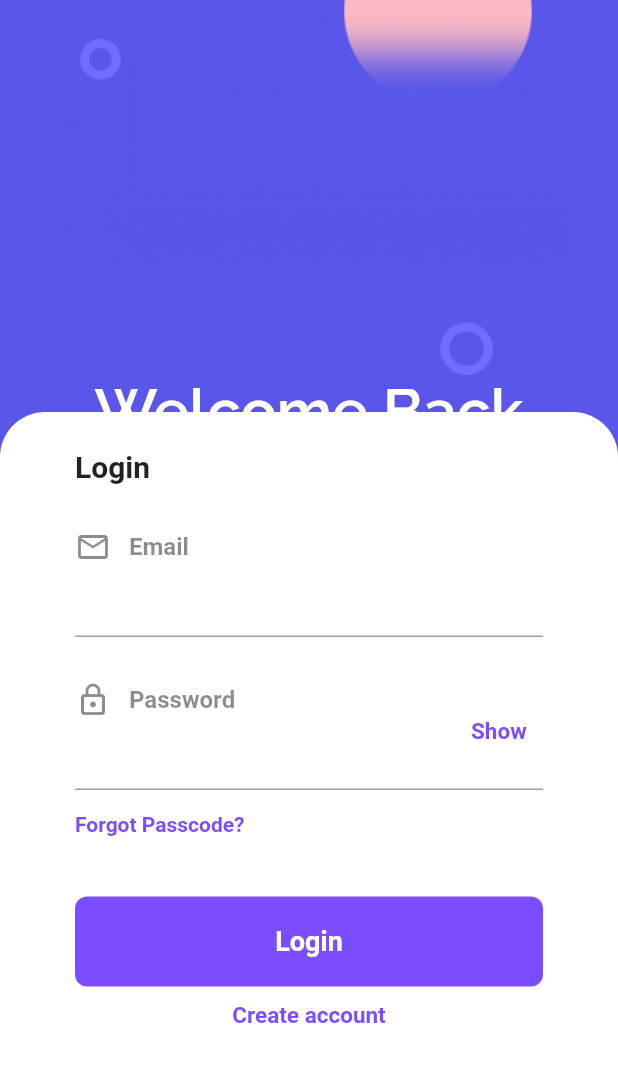
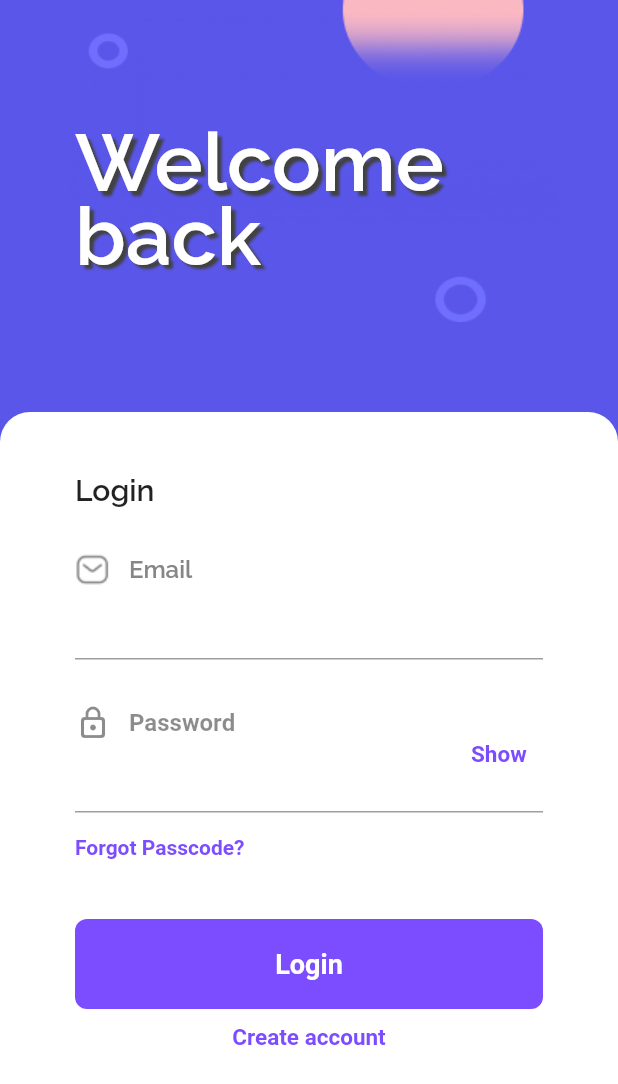
Before and after one commit to adilexperience/river-central, a Flutter app: the screen it shows after launch, on a phone screen of 412 x 824 dp. Shown: the top 1084 px of the screen. Run offline on Flutter 3.47's test engine with Material 2 defaults, Android fonts, the phone set to English and light mode, and no system bars; our stand-ins replace google_fonts.

Commit message:
header welcome image fixed

```diff
--- a/lib/views/authentication/login.dart
+++ b/lib/views/authentication/login.dart
@@ -1,4 +1,5 @@
 import 'package:flutter/material.dart';
+import 'package:google_fonts/google_fonts.dart';
 import 'package:river_central/controllers/app_colors.dart';
 
 class Login extends StatelessWidget {
@@ -9,22 +10,41 @@ class Login extends StatelessWidget {
     return Scaffold(
       backgroundColor: AppColors.primary,
       body: Column(
+        crossAxisAlignment: CrossAxisAlignment.stretch,
         children: [
           Expanded(
             child: Stack(
               children: [
-                Column(
-                  children: [
-                    Image.asset('assets/images/login_background_image.png'),
-                    Text(
-                      'Welcome Back',
-                      style: TextStyle(
-                          fontFamily: 'Raleway',
-                          fontSize: 40.0,
-                          fontWeight: FontWeight.bold,
-                          color: Colors.white),
+                Positioned(
+                  right: 40,
+                  left: 40,
+                  top: 0,
+                  bottom: 60,
+                  child: Image.asset(
+                    'assets/images/login_background_image.png',
+                    fit: BoxFit.fill,
+                  ),
+                ),
+                Center(
+                  child: Container(
+                    padding: const EdgeInsets.symmetric(horizontal: 50.0),
+                    child: Text(
+                      'Welcome back',
+                      style: GoogleFonts.raleway(
+                        fontSize: 54.0,
+                        fontWeight: FontWeight.bold,
+                        color: Colors.white,
+                        height: 0.9,
+                        shadows: <Shadow>[
+                          Shadow(
+                            offset: Offset(3.0, 3.0),
+                            blurRadius: 1.5,
+                            color: Color.fromARGB(255, 65, 65, 65),
+                          ),
+                        ],
+                      ),
                     ),
-                  ],
+                  ),
                 ),
               ],
             ),
@@ -35,55 +55,49 @@ class Login extends StatelessWidget {
               decoration: BoxDecoration(
                 color: Colors.white,
                 borderRadius: BorderRadius.only(
-                  topLeft: Radius.circular(30),
-                  topRight: Radius.circular(30),
+                  topLeft: Radius.circular(20),
+                  topRight: Radius.circular(20),
                 ),
               ),
               child: Padding(
                 padding: const EdgeInsets.symmetric(
-                    vertical: 25.0, horizontal: 50.0),
+                  vertical: 40.0,
+                  horizontal: 50.0,
+                ),
                 child: Column(
                   crossAxisAlignment: CrossAxisAlignment.stretch,
                   children: [
                     Text(
                       'Login',
-                      style: TextStyle(
-                          fontSize: 20.0, fontWeight: FontWeight.bold),
+                      style: GoogleFonts.raleway(
+                        fontSize: 20.0,
+                        fontWeight: FontWeight.bold,
+                      ),
                     ),
-                    SizedBox(
-                      height: 30.0,
-                    ),
+                    const SizedBox(height: 30.0),
                     Row(
                       children: [
-                        Icon(
-                          Icons.email_outlined,
-                          color: Colors.black45,
-                        ),
-                        SizedBox(
-                          width: 12.0,
-                        ),
+                        Image.asset("assets/icons/message.png"),
+                        const SizedBox(width: 12.0),
                         Text(
                           'Email',
-                          style: TextStyle(
-                              color: Colors.black45,
-                              fontWeight: FontWeight.bold,
-                              fontSize: 16.0),
+                          style: GoogleFonts.raleway(
+                            color: Color(0XFF868686),
+                            fontWeight: FontWeight.w500,
+                            fontSize: 16.0,
+                          ),
                         ),
                       ],
                     ),
                     TextField(),
-                    SizedBox(
-                      height: 30.0,
-                    ),
+                    const SizedBox(height: 30.0),
                     Row(
                       children: [
                         Icon(
                           Icons.lock_outline_rounded,
                           color: Colors.black45,
                         ),
-                        SizedBox(
-                          width: 12.0,
-                        ),
+                        SizedBox(width: 12.0),
                         Text(
                           'Password',
                           style: TextStyle(
--- a/pubspec.yaml
+++ b/pubspec.yaml
@@ -34,6 +34,7 @@ dependencies:
   # The following adds the Cupertino Icons font to your application.
   # Use with the CupertinoIcons class for iOS style icons.
   cupertino_icons: ^1.0.2
+  google_fonts: ^3.0.1
 
 dev_dependencies:
   flutter_test:
```
Also changed, not shown: assets/icons/lock.png (added), assets/icons/message.png (added), pubspec.lock, 4 other files.
